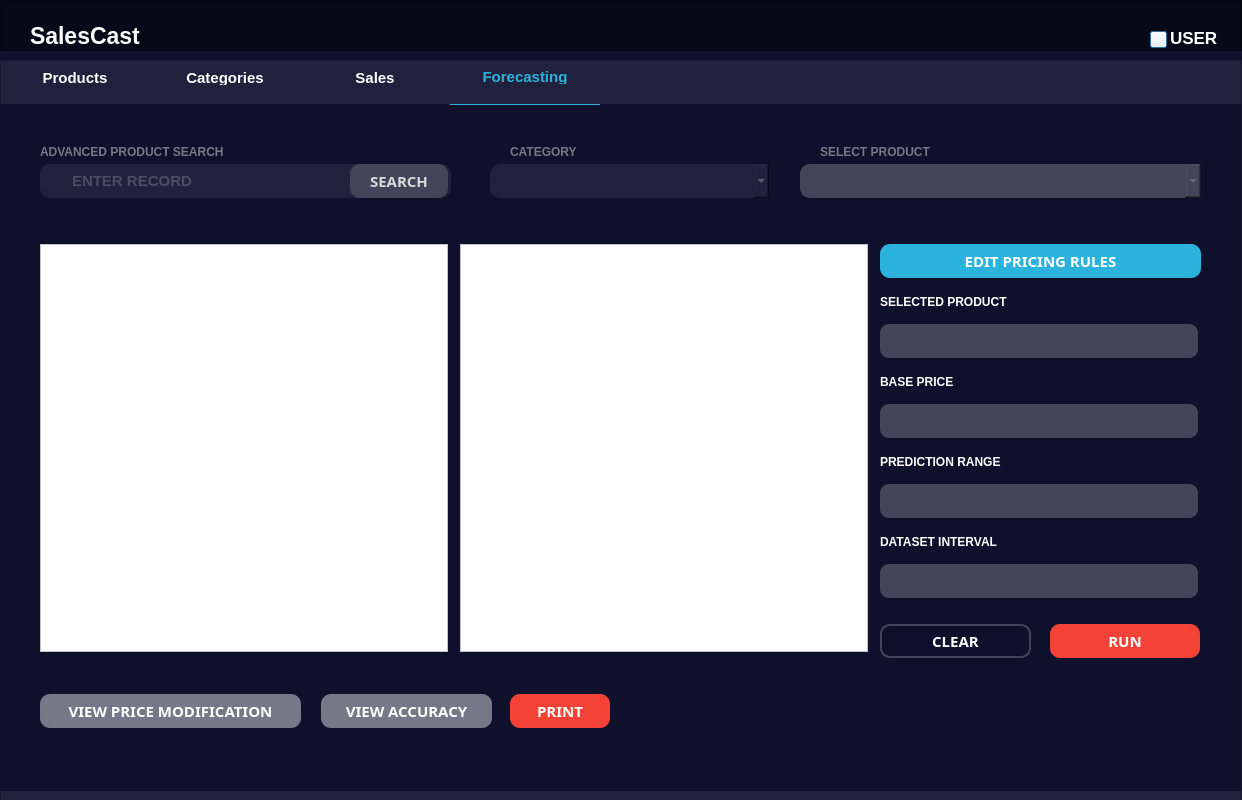
First picture: the form in MAIN.ui, repository lykzmadrid/SalesCast, before the edit.
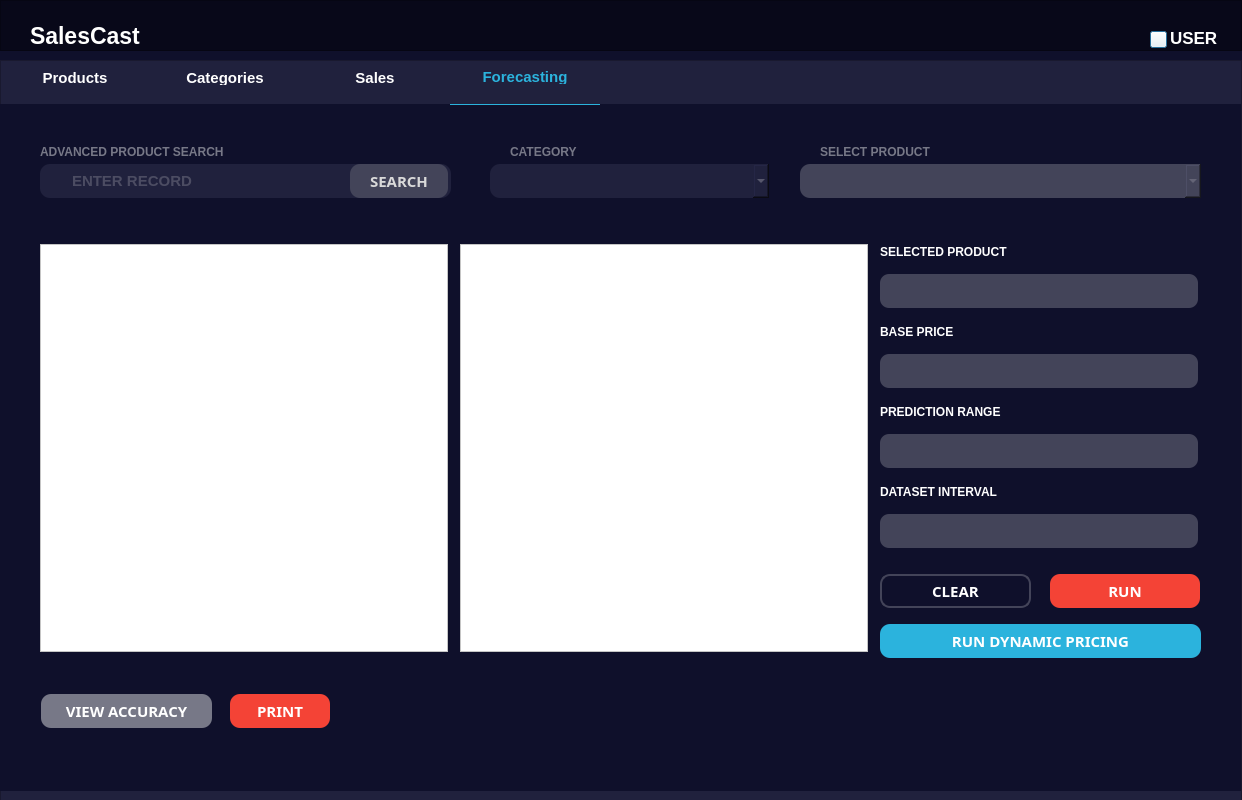
Second picture: the form after the edit. Icons and pictures are not drawn.

Patch:
```diff
--- a/MAIN.ui
+++ b/MAIN.ui
@@ -1740,7 +1740,7 @@
       <property name="geometry">
        <rect>
         <x>880</x>
-        <y>140</y>
+        <y>520</y>
         <width>321</width>
         <height>34</height>
        </rect>
@@ -1767,7 +1767,7 @@
 border-radius: 10px;</string>
       </property>
       <property name="text">
-       <string>EDIT PRICING RULES</string>
+       <string>RUN DYNAMIC PRICING</string>
       </property>
       <property name="icon">
        <iconset resource="ICONS.qrc">
@@ -1783,7 +1783,7 @@
      <widget class="QPushButton" name="pushButton_19">
       <property name="geometry">
        <rect>
-        <x>510</x>
+        <x>230</x>
         <y>590</y>
         <width>100</width>
         <height>34</height>
@@ -1831,7 +1831,7 @@
      <widget class="QPushButton" name="pushButton_20">
       <property name="geometry">
        <rect>
-        <x>321</x>
+        <x>41</x>
         <y>590</y>
         <width>171</width>
         <height>34</height>
@@ -1903,7 +1903,7 @@
       <property name="geometry">
        <rect>
         <x>880</x>
-        <y>220</y>
+        <y>170</y>
         <width>318</width>
         <height>34</height>
        </rect>
@@ -1936,7 +1936,7 @@
       <property name="geometry">
        <rect>
         <x>890</x>
-        <y>310</y>
+        <y>260</y>
         <width>16</width>
         <height>16</height>
        </rect>
@@ -1953,7 +1953,7 @@
       <property name="geometry">
        <rect>
         <x>880</x>
-        <y>190</y>
+        <y>140</y>
         <width>141</width>
         <height>16</height>
        </rect>
@@ -1976,7 +1976,7 @@
       <property name="geometry">
        <rect>
         <x>880</x>
-        <y>300</y>
+        <y>250</y>
         <width>318</width>
         <height>34</height>
        </rect>
@@ -2009,7 +2009,7 @@
       <property name="geometry">
        <rect>
         <x>880</x>
-        <y>270</y>
+        <y>220</y>
         <width>141</width>
         <height>16</height>
        </rect>
@@ -2032,7 +2032,7 @@
       <property name="geometry">
        <rect>
         <x>880</x>
-        <y>350</y>
+        <y>300</y>
         <width>141</width>
         <height>16</height>
        </rect>
@@ -2055,7 +2055,7 @@
       <property name="geometry">
        <rect>
         <x>880</x>
-        <y>380</y>
+        <y>330</y>
         <width>318</width>
         <height>34</height>
        </rect>
@@ -2088,7 +2088,7 @@
       <property name="geometry">
        <rect>
         <x>880</x>
-        <y>430</y>
+        <y>380</y>
         <width>141</width>
         <height>16</height>
        </rect>
@@ -2111,7 +2111,7 @@
       <property name="geometry">
        <rect>
         <x>880</x>
-        <y>460</y>
+        <y>410</y>
         <width>318</width>
         <height>34</height>
        </rect>
@@ -2144,7 +2144,7 @@
       <property name="geometry">
        <rect>
         <x>880</x>
-        <y>520</y>
+        <y>470</y>
         <width>151</width>
         <height>34</height>
        </rect>
@@ -2195,7 +2195,7 @@
       <property name="geometry">
        <rect>
         <x>1050</x>
-        <y>520</y>
+        <y>470</y>
         <width>150</width>
         <height>34</height>
        </rect>
@@ -2280,54 +2280,6 @@
        <enum>QFrame::Raised</enum>
       </property>
      </widget>
-     <widget class="QPushButton" name="pushButton_24">
-      <property name="geometry">
-       <rect>
-        <x>40</x>
-        <y>590</y>
-        <width>261</width>
-        <height>34</height>
-       </rect>
-      </property>
-      <property name="font">
-       <font>
-        <family>Montserrat</family>
-        <pointsize>-1</pointsize>
-        <weight>75</weight>
-        <italic>false</italic>
-        <bold>true</bold>
-       </font>
-      </property>
-      <property name="styleSheet">
-       <string notr="true">font-family: 'Montserrat';
-font-style: normal;
-font-weight: 600;
-font-size: 15px;
-line-height: 18px;
-
-color: #FFFFFF;
-position: absolute;
-width: 115px;
-height: 34px;
-left: 1074px;
-top: calc(50% - 34px/2 - 228px);
-background: #777887;
-border-radius: 10px;</string>
-      </property>
-      <property name="text">
-       <string>VIEW PRICE MODIFICATION</string>
-      </property>
-      <property name="icon">
-       <iconset resource="ICONS.qrc">
-        <normaloff>:/ARROW/RESOURCE/maximize.png</normaloff>:/ARROW/RESOURCE/maximize.png</iconset>
-      </property>
-      <property name="iconSize">
-       <size>
-        <width>12</width>
-        <height>12</height>
-       </size>
-      </property>
-     </widget>
      <widget class="QLabel" name="label_13">
       <property name="geometry">
        <rect>
```
Left out of the diff: 1 changed line with no effect on the pictures.
